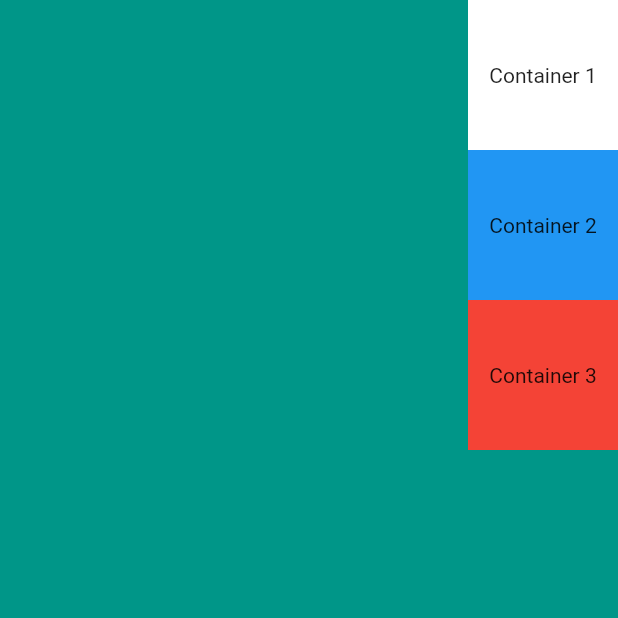
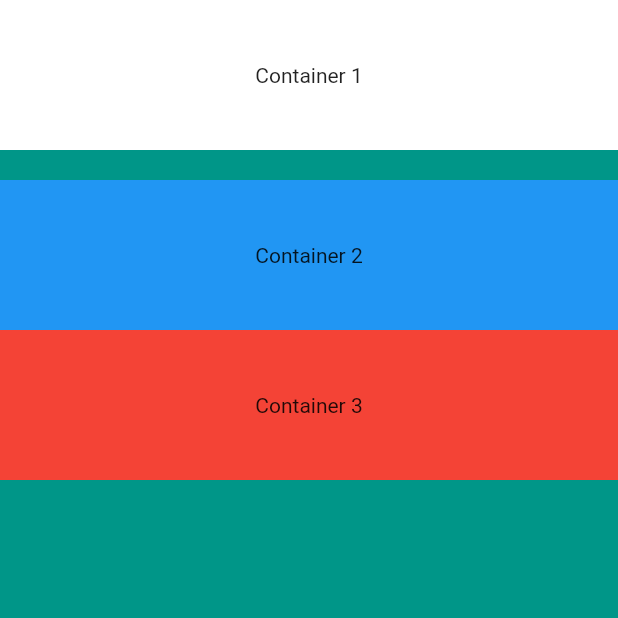
Before and after one commit to kulkarni-anurag/micard_app, a Flutter app: the screen it shows after launch, on a phone screen of 412 x 824 dp, the top half of it. Run offline on Flutter 3.47's test engine with Material 2 defaults, Android fonts, the phone set to English and light mode, and no system bars.

Commit message:
20px space between 1st & 2nd Container

```diff
--- a/lib/main.dart
+++ b/lib/main.dart
@@ -14,7 +14,7 @@ class MyApp extends StatelessWidget {
         backgroundColor: Colors.teal,
         body: SafeArea(
           child: Column(
-            crossAxisAlignment: CrossAxisAlignment.end,
+            crossAxisAlignment: CrossAxisAlignment.stretch,
             children: <Widget>[
               Container(
                 height: 100.0,
@@ -23,6 +23,9 @@ class MyApp extends StatelessWidget {
                 child: Center(
                   child: Text('Container 1'),
                 ),
+              ),
+              SizedBox(
+                height: 20.0,
               ),
               Container(
                 height: 100.0,
@@ -40,9 +43,6 @@ class MyApp extends StatelessWidget {
                   child: Text('Container 3'),
                 ),
               ),
-              Container(
-                width: double.infinity,
-              ),
             ],
           ),
         ),
```
